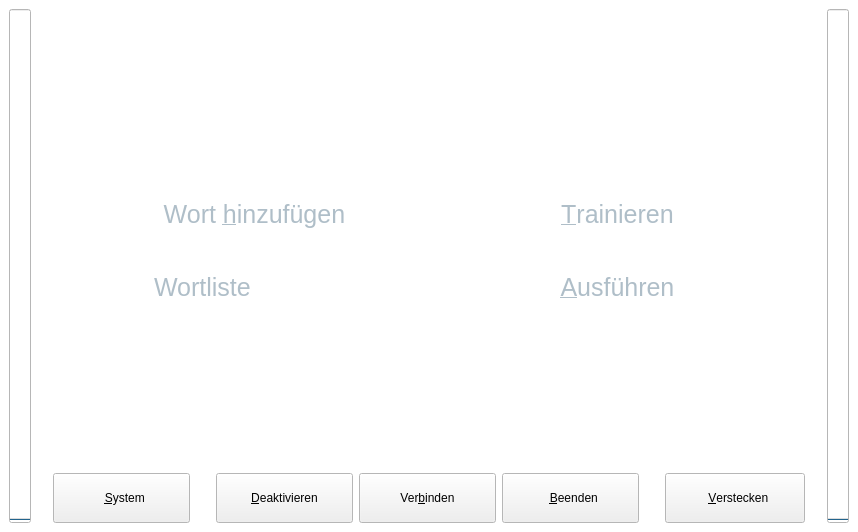
Above: ui/main.ui from KDE/simon before the change. Below: the same form after it.
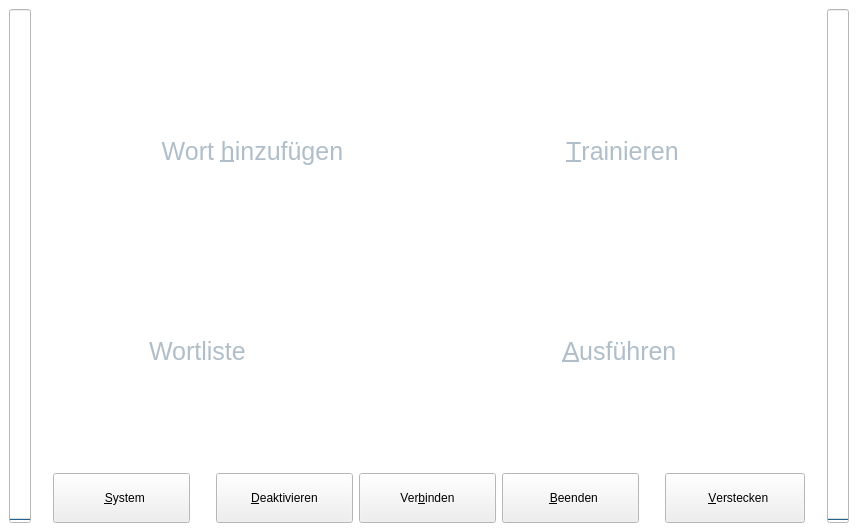
That is the form after the change. Icons and pictures are not drawn.

The edit to the form file:
```diff
--- a/ui/main.ui
+++ b/ui/main.ui
@@ -182,47 +182,29 @@
         </property>
         <property name="sizeHint" >
          <size>
-          <width>732</width>
-          <height>16</height>
-         </size>
-        </property>
-       </spacer>
-      </item>
-      <item>
-       <layout class="QHBoxLayout" >
-        <item>
-         <spacer>
-          <property name="orientation" >
-           <enum>Qt::Horizontal</enum>
-          </property>
-          <property name="sizeType" >
-           <enum>QSizePolicy::Fixed</enum>
-          </property>
-          <property name="sizeHint" >
-           <size>
-            <width>16</width>
-            <height>272</height>
-           </size>
-          </property>
-         </spacer>
-        </item>
-        <item>
-         <layout class="QVBoxLayout" >
-          <item>
-           <spacer>
-            <property name="orientation" >
-             <enum>Qt::Vertical</enum>
-            </property>
-            <property name="sizeHint" >
-             <size>
               <width>20</width>
-              <height>40</height>
+          <height>10</height>
              </size>
             </property>
            </spacer>
           </item>
           <item>
+       <widget class="QWidget" native="1" name="wButtonWidget" >
+        <property name="sizePolicy" >
+         <sizepolicy vsizetype="Preferred" hsizetype="Preferred" >
+          <horstretch>0</horstretch>
+          <verstretch>1</verstretch>
+         </sizepolicy>
+        </property>
+        <layout class="QGridLayout" >
+         <item row="0" column="0" colspan="2" >
            <widget class="QPushButton" name="pbAddWord" >
+           <property name="sizePolicy" >
+            <sizepolicy vsizetype="MinimumExpanding" hsizetype="MinimumExpanding" >
+             <horstretch>0</horstretch>
+             <verstretch>0</verstretch>
+            </sizepolicy>
+           </property>
             <property name="minimumSize" >
              <size>
               <width>100</width>
@@ -313,29 +295,101 @@
               <height>56</height>
              </size>
             </property>
+           <property name="checkable" >
+            <bool>true</bool>
+           </property>
             <property name="flat" >
              <bool>true</bool>
             </property>
            </widget>
           </item>
-          <item>
-           <spacer>
-            <property name="orientation" >
-             <enum>Qt::Vertical</enum>
-            </property>
-            <property name="sizeType" >
-             <enum>QSizePolicy::Fixed</enum>
-            </property>
-            <property name="sizeHint" >
+         <item row="0" column="2" >
+          <widget class="QPushButton" name="pbTrain" >
+           <property name="sizePolicy" >
+            <sizepolicy vsizetype="MinimumExpanding" hsizetype="MinimumExpanding" >
+             <horstretch>0</horstretch>
+             <verstretch>0</verstretch>
+            </sizepolicy>
+           </property>
+           <property name="minimumSize" >
+            <size>
+             <width>100</width>
+             <height>20</height>
+            </size>
+           </property>
+           <property name="palette" >
+            <palette>
+             <active>
+              <colorrole role="ButtonText" >
+               <brush brushstyle="SolidPattern" >
+                <color alpha="255" >
+                 <red>175</red>
+                 <green>190</green>
+                 <blue>200</blue>
+                </color>
+               </brush>
+              </colorrole>
+             </active>
+             <inactive>
+              <colorrole role="ButtonText" >
+               <brush brushstyle="SolidPattern" >
+                <color alpha="255" >
+                 <red>175</red>
+                 <green>190</green>
+                 <blue>200</blue>
+                </color>
+               </brush>
+              </colorrole>
+             </inactive>
+             <disabled>
+              <colorrole role="ButtonText" >
+               <brush brushstyle="SolidPattern" >
+                <color alpha="255" >
+                 <red>119</red>
+                 <green>119</green>
+                 <blue>119</blue>
+                </color>
+               </brush>
+              </colorrole>
+             </disabled>
+            </palette>
+           </property>
+           <property name="font" >
+            <font>
+             <pointsize>19</pointsize>
+            </font>
+           </property>
+           <property name="toolTip" >
+            <string>Hier können Sie das Sprachmodell editieren und somit die Erkennungsrate erhöhen</string>
+           </property>
+           <property name="text" >
+            <string>  &amp;Trainieren</string>
+           </property>
+           <property name="icon" >
+            <iconset resource="../simon.qrc" >:/images/icons/document-properties.svg</iconset>
+           </property>
+           <property name="iconSize" >
              <size>
-              <width>20</width>
-              <height>30</height>
-             </size>
-            </property>
-           </spacer>
-          </item>
-          <item>
+             <width>56</width>
+             <height>56</height>
+            </size>
+           </property>
+           <property name="checkable" >
+            <bool>true</bool>
+           </property>
+           <property name="flat" >
+            <bool>true</bool>
+           </property>
+          </widget>
+         </item>
+         <item row="1" column="0" >
            <widget class="QPushButton" name="pbEditWordList" >
+           <property name="sizePolicy" >
+            <sizepolicy vsizetype="MinimumExpanding" hsizetype="MinimumExpanding" >
+             <horstretch>0</horstretch>
+             <verstretch>0</verstretch>
+            </sizepolicy>
+           </property>
             <property name="minimumSize" >
              <size>
               <width>100</width>
@@ -446,9 +500,6 @@
             <property name="layoutDirection" >
              <enum>Qt::LeftToRight</enum>
             </property>
-            <property name="styleSheet" >
-             <string/>
-            </property>
             <property name="text" >
              <string> Wortliste              </string>
             </property>
@@ -461,129 +512,22 @@
               <height>56</height>
              </size>
             </property>
-            <property name="flat" >
+           <property name="checkable" >
              <bool>true</bool>
             </property>
-           </widget>
-          </item>
-          <item>
-           <spacer>
-            <property name="orientation" >
-             <enum>Qt::Vertical</enum>
-            </property>
-            <property name="sizeHint" >
-             <size>
-              <width>20</width>
-              <height>40</height>
-             </size>
-            </property>
-           </spacer>
-          </item>
-         </layout>
-        </item>
-        <item>
-         <layout class="QVBoxLayout" >
-          <item>
-           <spacer>
-            <property name="orientation" >
-             <enum>Qt::Vertical</enum>
-            </property>
-            <property name="sizeHint" >
-             <size>
-              <width>20</width>
-              <height>40</height>
-             </size>
-            </property>
-           </spacer>
-          </item>
-          <item>
-           <widget class="QPushButton" name="pbTrain" >
-            <property name="minimumSize" >
-             <size>
-              <width>100</width>
-              <height>20</height>
-             </size>
-            </property>
-            <property name="palette" >
-             <palette>
-              <active>
-               <colorrole role="ButtonText" >
-                <brush brushstyle="SolidPattern" >
-                 <color alpha="255" >
-                  <red>175</red>
-                  <green>190</green>
-                  <blue>200</blue>
-                 </color>
-                </brush>
-               </colorrole>
-              </active>
-              <inactive>
-               <colorrole role="ButtonText" >
-                <brush brushstyle="SolidPattern" >
-                 <color alpha="255" >
-                  <red>175</red>
-                  <green>190</green>
-                  <blue>200</blue>
-                 </color>
-                </brush>
-               </colorrole>
-              </inactive>
-              <disabled>
-               <colorrole role="ButtonText" >
-                <brush brushstyle="SolidPattern" >
-                 <color alpha="255" >
-                  <red>119</red>
-                  <green>119</green>
-                  <blue>119</blue>
-                 </color>
-                </brush>
-               </colorrole>
-              </disabled>
-             </palette>
-            </property>
-            <property name="font" >
-             <font>
-              <pointsize>19</pointsize>
-             </font>
-            </property>
-            <property name="toolTip" >
-             <string>Hier können Sie das Sprachmodell editieren und somit die Erkennungsrate erhöhen</string>
-            </property>
-            <property name="text" >
-             <string>  &amp;Trainieren</string>
-            </property>
-            <property name="icon" >
-             <iconset resource="../simon.qrc" >:/images/icons/document-properties.svg</iconset>
-            </property>
-            <property name="iconSize" >
-             <size>
-              <width>56</width>
-              <height>56</height>
-             </size>
-            </property>
             <property name="flat" >
              <bool>true</bool>
             </property>
            </widget>
           </item>
-          <item>
-           <spacer>
-            <property name="orientation" >
-             <enum>Qt::Vertical</enum>
-            </property>
-            <property name="sizeType" >
-             <enum>QSizePolicy::Fixed</enum>
-            </property>
-            <property name="sizeHint" >
-             <size>
-              <width>20</width>
-              <height>30</height>
-             </size>
-            </property>
-           </spacer>
-          </item>
-          <item>
+         <item row="1" column="1" colspan="2" >
            <widget class="QPushButton" name="pbRunProgram" >
+           <property name="sizePolicy" >
+            <sizepolicy vsizetype="MinimumExpanding" hsizetype="MinimumExpanding" >
+             <horstretch>0</horstretch>
+             <verstretch>0</verstretch>
+            </sizepolicy>
+           </property>
             <property name="minimumSize" >
              <size>
               <width>100</width>
@@ -647,53 +591,29 @@
               <height>56</height>
              </size>
             </property>
+           <property name="checkable" >
+            <bool>true</bool>
+           </property>
             <property name="flat" >
              <bool>true</bool>
             </property>
            </widget>
           </item>
-          <item>
-           <spacer>
-            <property name="orientation" >
-             <enum>Qt::Vertical</enum>
-            </property>
-            <property name="sizeHint" >
-             <size>
-              <width>20</width>
-              <height>40</height>
-             </size>
-            </property>
-           </spacer>
-          </item>
-         </layout>
+        </layout>
+       </widget>
         </item>
         <item>
          <spacer>
           <property name="orientation" >
-           <enum>Qt::Horizontal</enum>
+         <enum>Qt::Vertical</enum>
           </property>
           <property name="sizeType" >
-           <enum>QSizePolicy::Fixed</enum>
+         <enum>QSizePolicy::Expanding</enum>
           </property>
           <property name="sizeHint" >
            <size>
-            <width>16</width>
-            <height>272</height>
-           </size>
-          </property>
-         </spacer>
-        </item>
-       </layout>
-      </item>
-      <item>
-       <spacer>
-        <property name="orientation" >
-         <enum>Qt::Vertical</enum>
-        </property>
-        <property name="sizeHint" >
-         <size>
-          <width>732</width>
-          <height>16</height>
+          <width>20</width>
+          <height>10</height>
          </size>
         </property>
        </spacer>
```
Left out of the diff: 6 changed lines with no effect on the pictures. Lines whose indentation alone changed are shown as unchanged.
